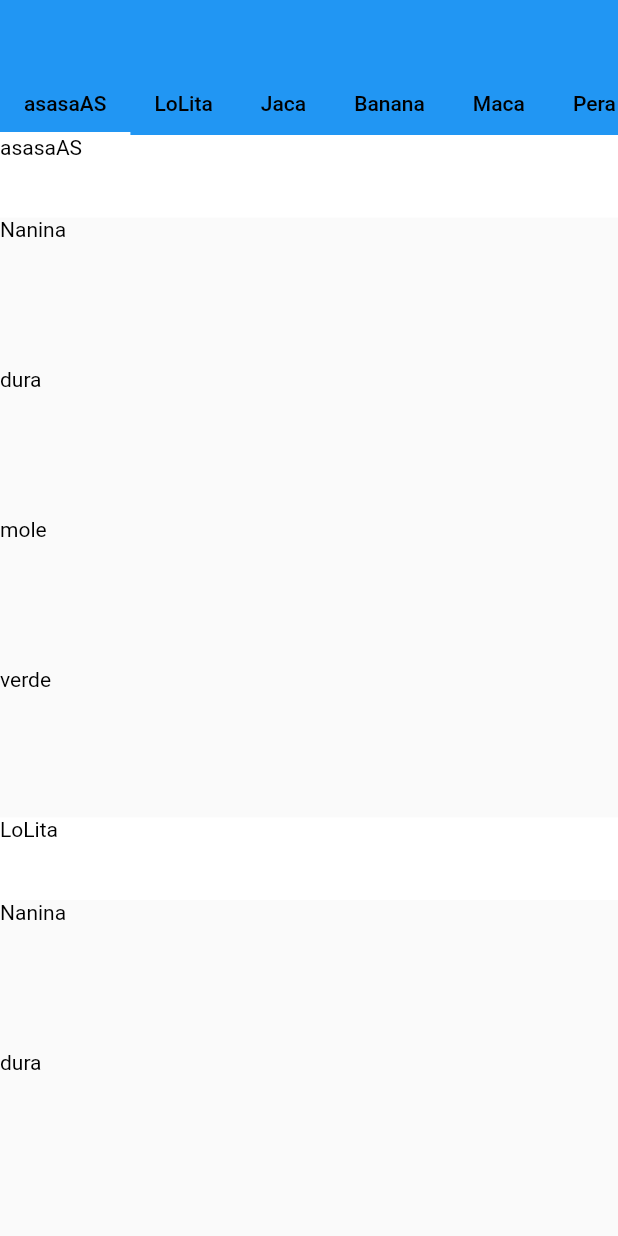
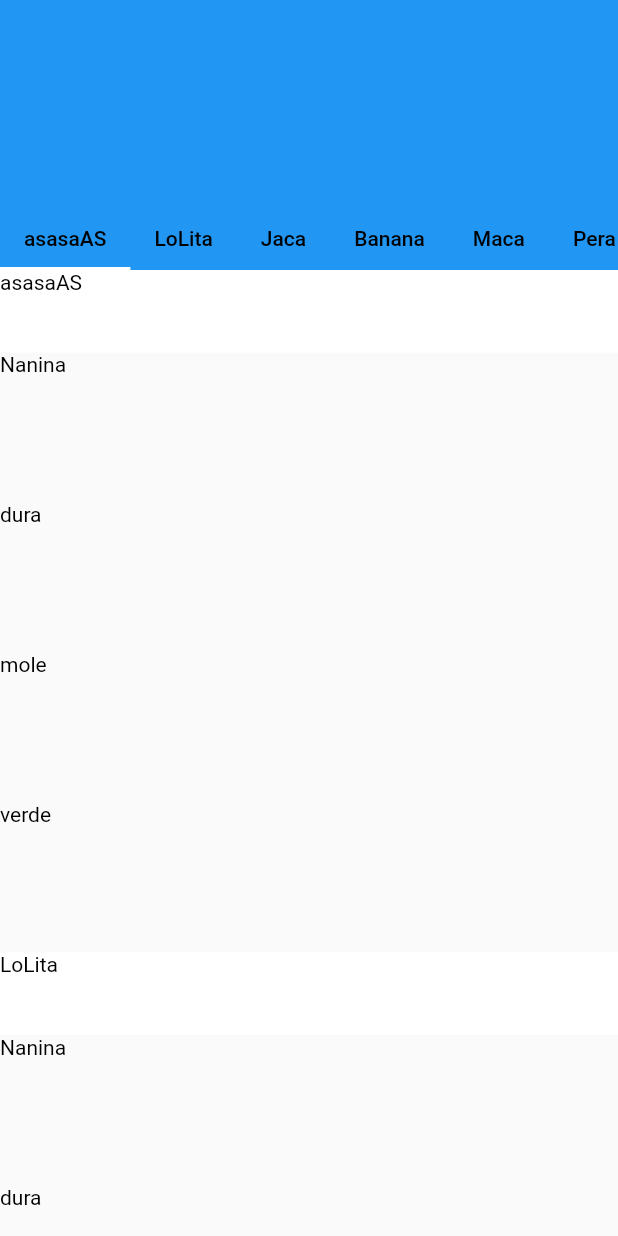
Before and after one commit to Rodrigossff91/Sincronizar-Lista-e-TabBar-horizontal, a Flutter app: the screen it shows after launch, on a phone screen of 412 x 824 dp. Run offline on Flutter 3.47's test engine with Material 2 defaults, Android fonts, the light colour scheme and no system bars.

Commit message:
Sincronizar-Lista-e-TabBar-horizontal

```diff
--- a/tabviewbaranimated/lib/main.dart
+++ b/tabviewbaranimated/lib/main.dart
@@ -50,8 +50,6 @@ class _MainState extends State<Main> with SingleTickerProviderStateMixin {
   List<CategoriaTab> tabCategory = List<CategoriaTab>.empty(growable: true);
 
   List<Item> item = List<Item>.empty(growable: true);
-
-  double expand = 90.0;
 
   bool listen = true;
 
@@ -148,16 +146,6 @@ class _MainState extends State<Main> with SingleTickerProviderStateMixin {
           if (scrollController.offset >= tab.offsetFrom &&
               scrollController.offset <= tab.offsetTo &&
               tab.categoriaSelecetd == false) {
-            if (tabCategory[i] == 0) {
-              setState(() {
-                expand = 90.0;
-              });
-            } else {
-              setState(() {
-                expand = 0.0;
-              });
-            }
-
             onCategorySelected(i, animationRequired: false);
             tabController.animateTo(i);
           }
@@ -189,8 +177,16 @@ class _MainState extends State<Main> with SingleTickerProviderStateMixin {
   @override
   Widget build(BuildContext context) {
     return Scaffold(
-      body: CustomScrollView(slivers: <Widget>[
+      body: CustomScrollView(
+        controller: scrollController,
+        slivers: <Widget>[
+          const SliverAppBar(
+            floating: true,
+            snap: true,
+            expandedHeight: 90.0,
+          ),
           SliverAppBar(
+            pinned: true,
             title: const Text(''),
             floating: false,
             snap: false,
@@ -214,13 +210,9 @@ class _MainState extends State<Main> with SingleTickerProviderStateMixin {
               ),
             ),
           ),
-        SliverToBoxAdapter(
-          child: SizedBox(
-            height: MediaQuery.of(context).size.height - 60 - kToolbarHeight,
-            child: ListView.builder(
-                controller: scrollController,
-                itemCount: item.length,
-                itemBuilder: (((context, index) {
+          SliverList(
+            delegate: SliverChildBuilderDelegate(
+              (BuildContext context, int index) {
                 return item[index].isCategorie
                     ? CategoriaStyle(
                         category: item[index],
@@ -228,10 +220,30 @@ class _MainState extends State<Main> with SingleTickerProviderStateMixin {
                     : ProdutoStyle(
                         product: item[index],
                       );
-                }))),
+              },
+              childCount: item.length,
             ),
-        )
-      ]),
+          ),
+        ],
+      ),
+      //SliverToBoxAdapter(
+      //   child: SizedBox(
+      //     height: MediaQuery.of(context).size.height - 60 - kToolbarHeight,
+      //     child: ListView.builder(
+      //         controller: scrollController,
+      //         itemCount: item.length,
+      //         itemBuilder: (((context, index) {
+      //           return item[index].isCategorie
+      //               ? CategoriaStyle(
+      //                   category: item[index],
+      //                 )
+      //               : ProdutoStyle(
+      //                   product: item[index],
+      //                 );
+      //         }))),
+      //   ),
+      // )
+      // )
     );
 
     //  Scaffold(
```
Lines whose indentation alone changed are shown as unchanged.
